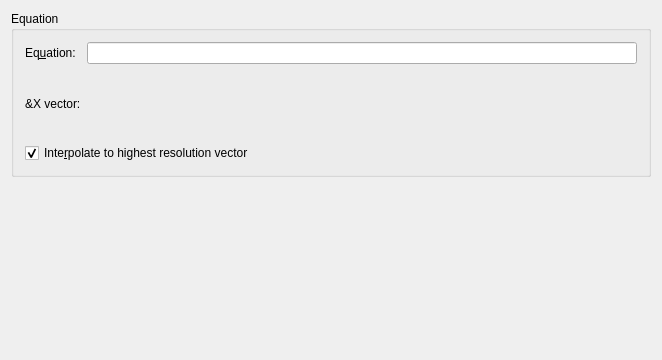
The window that src/libkstapp/equationtab.ui (Kst-plot/kst) describes before a commit, drawn with Qt 5.
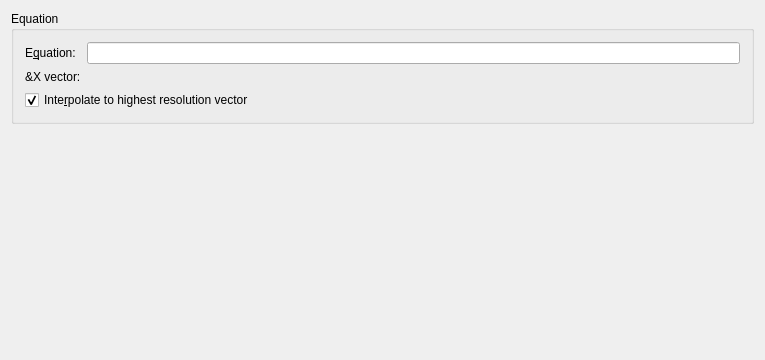
The same window after the commit. Custom widgets are drawn as their Qt base class.

What changed in the file:
```diff
--- a/src/libkstapp/equationtab.ui
+++ b/src/libkstapp/equationtab.ui
@@ -6,7 +6,7 @@
    <rect>
     <x>0</x>
     <y>0</y>
-    <width>648</width>
+    <width>765</width>
     <height>360</height>
    </rect>
   </property>
@@ -26,7 +26,7 @@
          </sizepolicy>
         </property>
         <property name="text">
-         <string>Eq&amp;uation:</string>
+         <string>E&amp;quation:</string>
         </property>
         <property name="wordWrap">
          <bool>false</bool>
@@ -85,10 +85,20 @@
      </layout>
     </widget>
    </item>
-   <item row="1" column="0">
-    <widget class="Kst::CurveAppearance" name="_curveAppearance" native="true"/>
+   <item row="2" column="0">
+    <spacer name="verticalSpacer">
+     <property name="orientation">
+      <enum>Qt::Vertical</enum>
+     </property>
+     <property name="sizeHint" stdset="0">
+      <size>
+       <width>20</width>
+       <height>40</height>
+      </size>
+     </property>
+    </spacer>
    </item>
-   <item row="1" column="1">
+   <item row="1" column="1" rowspan="2">
     <widget class="Kst::CurvePlacement" name="_curvePlacement" native="true"/>
    </item>
   </layout>
```
Left out of the diff: 3 changed lines with no effect on the pictures.
